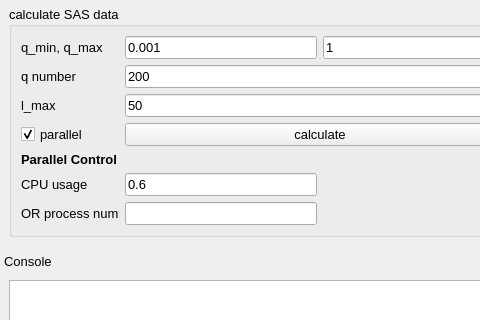
Before: the Qt Designer form qtgui/mainwindow.ui in molybd/Model2SAS, drawn with Qt 5; both pictures show x 0 to 480 and y 382 to 702 of the 1224 by 914 pixel window.
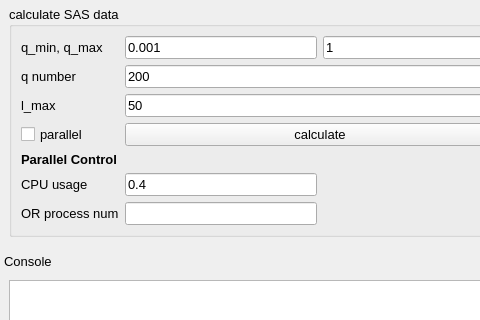
After: the same form once the commit is applied.

Commit message: some modification after using einsum

Diff of the .ui file:
```diff
--- a/qtgui/mainwindow.ui
+++ b/qtgui/mainwindow.ui
@@ -264,11 +264,14 @@
         </item>
         <item row="4" column="0">
          <widget class="QCheckBox" name="checkBox_parallel">
+          <property name="enabled">
+           <bool>true</bool>
+          </property>
           <property name="text">
            <string>parallel</string>
           </property>
           <property name="checked">
-           <bool>true</bool>
+           <bool>false</bool>
           </property>
          </widget>
         </item>
@@ -282,7 +285,7 @@
         <item row="6" column="1">
          <widget class="QLineEdit" name="lineEdit_cpuUsage">
           <property name="text">
-           <string>0.6</string>
+           <string>0.4</string>
           </property>
          </widget>
         </item>
```
The commit also changes 2 other files.
